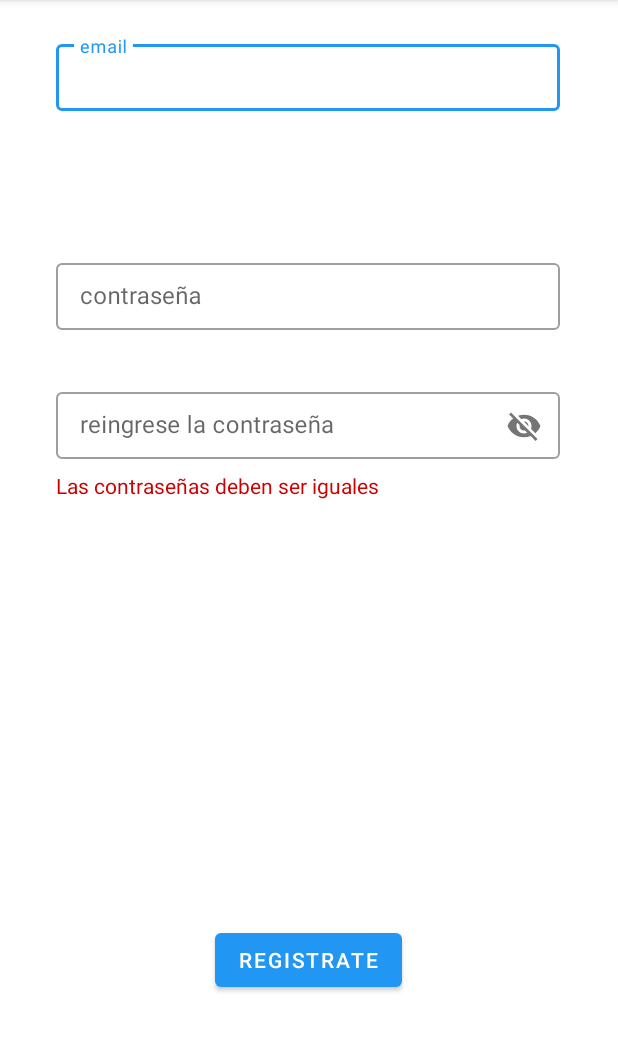
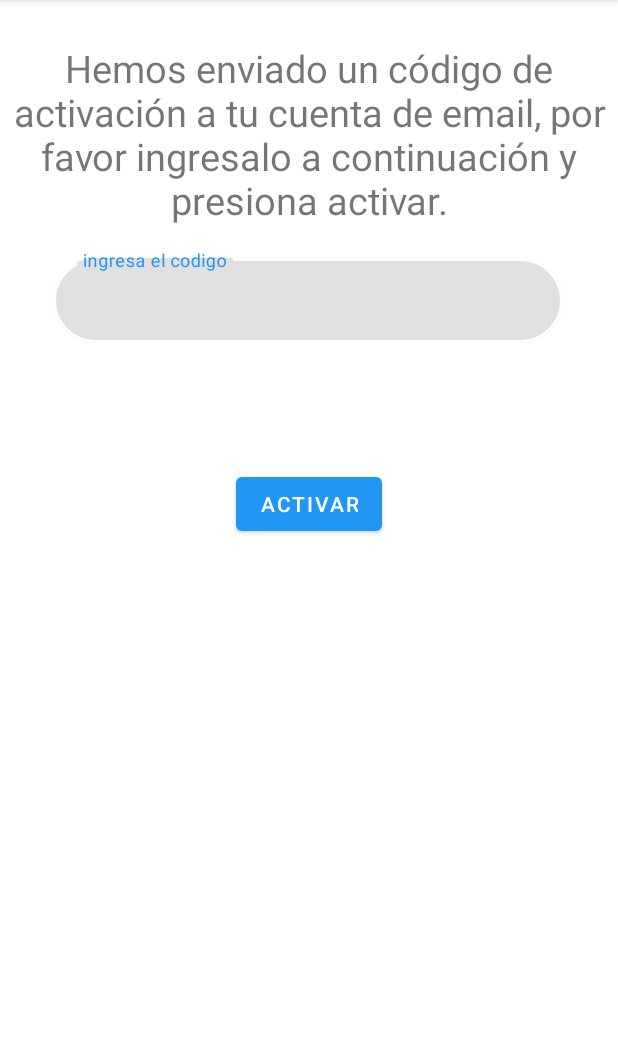
Before and after one commit to marianolop22/aparcar20, an Android app: the RegisterActivity screen opened directly, with no data from a screen before it, after a tap on "REGISTRATE", on a phone screen of 412 x 824 dp, the part 84-1136 px from its top. Run offline under Robolectric (Android 15) with nearby library versions, the phone set to English and light mode, and no system bars.

```diff
--- a/app/src/main/AndroidManifest.xml
+++ b/app/src/main/AndroidManifest.xml
@@ -3,6 +3,7 @@
     package="com.example.aparcar20">
 
     <uses-permission android:name="android.permission.INTERNET" />
+
     <application
         android:allowBackup="true"
         android:icon="@mipmap/ic_launcher"
@@ -10,7 +11,8 @@
         android:roundIcon="@mipmap/ic_launcher_round"
         android:supportsRtl="true"
         android:theme="@style/AppTheme">
-        <activity android:name=".RegisterActivity"></activity>
+        <activity android:name=".ActivateActivity"></activity>
+        <activity android:name=".RegisterActivity" />
         <activity android:name=".MainActivity">
             <intent-filter>
                 <action android:name="android.intent.action.MAIN" />
--- /dev/null
+++ b/app/src/main/java/com/example/aparcar20/ActivateActivity.java
@@ -0,0 +1,18 @@
+package com.example.aparcar20;
+
+import android.support.v7.app.AppCompatActivity;
+import android.os.Bundle;
+
+public class ActivateActivity extends AppCompatActivity {
+
+    @Override
+    protected void onCreate(Bundle savedInstanceState) {
+        super.onCreate(savedInstanceState);
+        setContentView(R.layout.activity_activate);
+    }
+
+    @Override
+    public void onBackPressed() {
+        moveTaskToBack(true);
+    }
+}
--- a/app/src/main/java/com/example/aparcar20/MainActivity.java
+++ b/app/src/main/java/com/example/aparcar20/MainActivity.java
@@ -37,4 +37,9 @@ public class MainActivity extends AppCompatActivity {
         active.setupWithViewPager(welcome, true);
 
     }
+
+    @Override
+    public void onBackPressed() {
+        moveTaskToBack(true);
+    }
 }
--- a/app/src/main/java/com/example/aparcar20/RegisterActivity.java
+++ b/app/src/main/java/com/example/aparcar20/RegisterActivity.java
@@ -1,6 +1,7 @@
 package com.example.aparcar20;
 
 import android.app.Dialog;
+import android.content.Intent;
 import android.support.design.widget.TextInputEditText;
 import android.support.design.widget.TextInputLayout;
 import android.support.v7.app.AlertDialog;
@@ -12,6 +13,7 @@ import android.view.View;
 import android.widget.Button;
 
 import android.widget.TextView;
+import android.widget.Toast;
 
 import com.example.aparcar20.data.User;
 
@@ -30,10 +32,11 @@ public class RegisterActivity extends AppCompatActivity {
     TextInputEditText email;
     TextInputEditText password;
     TextInputEditText rePassword;
-    TextView rePasswordError;
     Button register;
 
     TextInputLayout emailRePasswordLayout;
+
+    TextInputLayout passwordLayout;
 
     AlertDialog.Builder builder;
     Dialog dialog;
@@ -48,11 +51,11 @@ public class RegisterActivity extends AppCompatActivity {
         password = findViewById(R.id.password);
         register = findViewById(R.id.register);
         rePassword = findViewById(R.id.rePassword);
-        rePasswordError = findViewById(R.id.rePasswordError);
+
+        emailRePasswordLayout = findViewById(R.id.rePasswordLayout);
+        passwordLayout = findViewById(R.id.passwordLayout);
 
 
-//        emailRePasswordLayout = findViewById(R.id.emailLayout);
-//        emailRePasswordLayout.setError("error de algo");
 
         //Alerta
         builder = new AlertDialog.Builder(this);
@@ -64,7 +67,7 @@ public class RegisterActivity extends AppCompatActivity {
         register.setOnClickListener(new View.OnClickListener() {
             @Override
             public void onClick(View v) {
-                btnRegisterOnClick ();
+                btnRegisterOnClick ( v );
             }
         });
 
@@ -73,57 +76,80 @@ public class RegisterActivity extends AppCompatActivity {
             public void onFocusChange(View v, boolean hasFocus) {
 
                 if ( (!rePassword.getText().toString().equals("") ) && (!rePassword.getText().equals( password.getText() )) ) {
-                    rePasswordError.setVisibility( View.VISIBLE );
+                    emailRePasswordLayout.setError("las contraseñas deben ser iguales");
                 } else {
-                    rePasswordError.setVisibility( View.GONE );
+                    emailRePasswordLayout.setError(null);
                 }
             }
         });
     }
 
-    public void btnRegisterOnClick () {
+    public void btnRegisterOnClick ( final View v ) {
 
-        if ( rePassword.getText().equals( password.getText() ))  {
-            rePasswordError.setVisibility(View.GONE);
+        Log.i("LOGCAT", rePassword.getText().toString() + " - " + password.getText().toString() );
+
+        if ( !rePassword.getText().toString().equals( password.getText().toString() ))  {
+            emailRePasswordLayout.setError("las contraseñas deben ser iguales");
         } else {
-            rePasswordError.setVisibility( View.VISIBLE );
 
-            MediaType MEDIA_TYPE = MediaType.parse("application/json");
-            User user = new User(email.getText().toString(), password.getText().toString());
+            emailRePasswordLayout.setError(null);
 
-            //okhttp
-            OkHttpClient client = new OkHttpClient();
-            RequestBody body = RequestBody.create(MEDIA_TYPE, user.toJson());
+            Intent intentLogin = new Intent( v.getContext() , ActivateActivity.class );
 
-            Request request = new Request.Builder()
-                    .url("http://www.aparcar.com.ar:8080/aparcar/v1/driver/register")
-                    .post(body)
-                    .header("Accept", "application/json")
-                    .header("Content-Type", "application/json")
-                    .build();
+            startActivity( intentLogin );
+            //finish();
 
-            dialog.show();
-            client.newCall(request).enqueue(new Callback() {
-                @Override
-                public void onFailure(Call call, IOException e) {
-                    e.printStackTrace();
-                    dialog.dismiss();
-                }
 
-                @Override
-                public void onResponse(Call call, final Response response) throws IOException {
-                    if (!response.isSuccessful()) {
-                        throw new IOException("Unexpected code " + response);
-                    } else {
-                        System.out.println(response);
-                    }
-                    dialog.dismiss();
-                }
-
-            });
+//            MediaType MEDIA_TYPE = MediaType.parse("application/json");
+//            User user = new User(email.getText().toString(), password.getText().toString());
+//
+//            //okhttp
+//            OkHttpClient client = new OkHttpClient();
+//            RequestBody body = RequestBody.create(MEDIA_TYPE, user.toJson());
+//
+//            Request request = new Request.Builder()
+//                    .url("http://www.aparcar.com.ar:8080/aparcar/v1/driver/register")
+//                    .post(body)
+//                    .header("Accept", "application/json")
+//                    .header("Content-Type", "application/json")
+//                    .build();
+//
+//            dialog.show();
+//            client.newCall(request).enqueue(new Callback() {
+//                @Override
+//                public void onFailure(Call call, IOException e) {
+//                    e.printStackTrace();
+//                    dialog.dismiss();
+//                }
+//
+//                @Override
+//                public void onResponse(Call call, final Response response) throws IOException {
+//                    dialog.dismiss();
+//
+//                    if (!response.isSuccessful()) {
+//                        throw new IOException("Unexpected code " + response);
+//                    } else {
+//
+//                        System.out.println(response);
+//
+//                        Toast.makeText(v.getContext(), "Registrado de forma exitosa", Toast.LENGTH_SHORT ).show();
+//
+//                        Intent intentLogin = new Intent( v.getContext() , ActivateActivity.class );
+//
+//                        startActivity( intentLogin );
+//
+//
+//                    }
+//
+//                }
+//
+//            });
         }
     }
 
-
+    @Override
+    public void onBackPressed() {
+        moveTaskToBack(true);
+    }
 
 }
--- a/app/src/main/java/com/example/aparcar20/Splash.java
+++ b/app/src/main/java/com/example/aparcar20/Splash.java
@@ -68,11 +68,6 @@ public class Splash extends Fragment {
             public void onClick(View v) {
 
                 Intent intentLogin = new Intent( rootView.getContext() , RegisterActivity.class );
-
-
-                //intentLogin.putExtra("email", email.getText().toString());
-                //intentLogin.putExtra( "password", password.getText().toString());
-
                 startActivity( intentLogin );
 
             }
--- /dev/null
+++ b/app/src/main/res/drawable/ic_visibility_off.xml
@@ -0,0 +1,4 @@
+<vector android:height="24dp" android:viewportHeight="1024"
+    android:viewportWidth="1024" android:width="24dp" xmlns:android="http://schemas.android.com/apk/res/android">
+    <path android:fillColor="#FF000000" android:pathData="M958.1,762.2l-92.62,-124.67c34.07,-31.21 55.71,-67.08 61.08,-105.49 0.16,-0.76 0.26,-1.53 0.31,-2.33 0.02,-0.18 0.05,-0.36 0.07,-0.55l-0.05,0c0,-0.17 0.02,-0.33 0.02,-0.49 0,-8.82 -7.16,-16.01 -16.01,-16.01 -8.85,0 -16.01,7.19 -16.01,16.01 0,0.17 0.02,0.33 0.02,0.49l-0.22,0c-15.72,107.48 -188.41,192.13 -399.11,192.13S112.2,636.64 96.48,529.16l-0.27,0c-0.73,-8.14 -7.58,-14.56 -15.94,-14.56 -8.36,0 -15.2,6.42 -15.94,14.56l-0.09,0c0.02,0.17 0.05,0.33 0.07,0.5 -0.02,0.31 -0.05,0.63 -0.05,0.95 0,1.97 0.37,3.85 1.02,5.59 8.43,49.17 43.52,94.02 97.18,130.02l-90.35,96.29c-4.44,7.63 -1.81,17.45 5.85,21.86 7.66,4.41 17.45,1.78 21.89,-5.85l89.79,-95.69c31.6,17.59 68.1,32.46 108.25,43.94l-45,168.62c-2.28,8.54 2.78,17.33 11.32,19.61 8.54,2.28 17.33,-2.79 19.61,-11.32l45.07,-168.87c46.65,10.84 97.43,17.27 150.69,18.35l0,176.28c0,8.85 7.16,16.01 16.01,16.01 8.85,0 16.01,-7.16 16.01,-16.01L511.6,753.16c58.77,-1.19 114.55,-8.9 165.06,-21.86l53.9,169.99c2.69,8.82 13.1,14.04 23.23,11.7 10.13,-2.38 16.14,-11.45 13.42,-20.26l-54.5,-171.86c50.02,-16.17 93.67,-37.76 128.34,-63.32l89.3,120.19c4.44,7.41 14.23,9.98 21.89,5.69C959.91,779.15 962.51,769.64 958.1,762.2z"/>
+</vector>
--- /dev/null
+++ b/app/src/main/res/drawable/ic_visibility_on.xml
@@ -0,0 +1,4 @@
+<vector android:height="24dp" android:viewportHeight="1024"
+    android:viewportWidth="1452" android:width="24dp" xmlns:android="http://schemas.android.com/apk/res/android">
+    <path android:fillColor="#FF000000" android:pathData="M104.76,748.89c-6.13,0 -12.27,-2.36 -16.99,-7.08 -8.97,-9.44 -8.97,-24.54 0.47,-33.5 86.83,-83.52 189.23,-153.84 295.4,-202.44 122.69,-56.15 249.16,-84.94 376.57,-84.94 257.65,0 464.81,88.72 672.44,287.38 9.44,8.97 9.91,24.07 0.94,33.5 -8.97,9.44 -24.07,9.91 -33.5,0.94 -197.72,-189.7 -394.97,-274.17 -639.41,-274.17 -225.56,0 -458.68,100.04 -639.41,274.17C116.56,746.53 110.42,748.89 104.76,748.89zM763.05,353.92c-13.21,0 -23.59,-10.38 -23.59,-23.59L739.45,50.96c0,-13.21 10.38,-23.59 23.59,-23.59s23.59,10.38 23.59,23.59L786.64,330.32C786.64,343.54 775.79,353.92 763.05,353.92zM448.29,401.11c-9.44,0 -18.4,-5.66 -22.18,-15.1L333.15,148.17c-4.72,-12.27 1.42,-25.95 13.21,-30.67 12.27,-4.72 25.95,1.42 30.67,13.21l92.96,237.83c4.72,12.27 -1.42,25.95 -13.21,30.67C453.96,400.16 451.13,401.11 448.29,401.11zM186.87,557.77c-6.13,0 -12.74,-2.36 -17.46,-7.55L14.16,383.17c-8.97,-9.44 -8.49,-24.54 0.94,-33.5 9.44,-8.97 24.54,-8.49 33.5,0.94l155.72,167.05c8.97,9.44 8.49,24.54 -0.94,33.5C198.67,555.41 193,557.77 186.87,557.77zM748.89,527.57c-61.82,0 -117.97,23.12 -160.44,61.35 57.1,2.83 102.4,50.02 102.4,107.59 0,59.46 -48.13,107.59 -107.59,107.59 -28.79,0 -55.21,-11.33 -74.56,-30.2 2.83,130.24 109.48,235 240.66,235 133.07,0 240.66,-107.59 240.66,-240.66S881.49,527.57 748.89,527.57z"/>
+</vector>
--- /dev/null
+++ b/app/src/main/res/layout/activity_activate.xml
@@ -0,0 +1,61 @@
+<?xml version="1.0" encoding="utf-8"?>
+<android.support.constraint.ConstraintLayout xmlns:android="http://schemas.android.com/apk/res/android"
+    xmlns:app="http://schemas.android.com/apk/res-auto"
+    xmlns:tools="http://schemas.android.com/tools"
+    android:layout_width="match_parent"
+    android:layout_height="match_parent"
+    tools:context=".ActivateActivity">
+
+    <android.support.design.widget.TextInputLayout
+        android:id="@+id/activateCodeLayout"
+        style="@style/Widget.MaterialComponents.TextInputLayout.OutlinedBox"
+        android:layout_width="340dp"
+        android:layout_height="65dp"
+        android:layout_marginTop="16dp"
+        app:boxBackgroundColor="#E0E0E0"
+        app:boxCornerRadiusBottomEnd="50dp"
+        app:boxCornerRadiusBottomStart="50dp"
+        app:boxCornerRadiusTopEnd="50dp"
+        app:boxCornerRadiusTopStart="50dp"
+        app:boxStrokeColor="#FFFFFF"
+
+        app:boxStrokeWidth="0dp"
+        app:layout_constraintEnd_toEndOf="parent"
+        app:layout_constraintHorizontal_bias="0.492"
+        app:layout_constraintStart_toStartOf="parent"
+        app:layout_constraintTop_toBottomOf="@+id/textView">
+
+        <android.support.design.widget.TextInputEditText
+            android:id="@+id/activateCode"
+            android:layout_width="match_parent"
+            android:layout_height="wrap_content"
+            android:hint="@string/activateCodeHint"
+            android:paddingStart="20dp" />
+    </android.support.design.widget.TextInputLayout>
+
+    <Button
+        android:id="@+id/activate"
+        android:layout_width="wrap_content"
+        android:layout_height="wrap_content"
+        android:layout_marginStart="8dp"
+        android:layout_marginTop="80dp"
+        android:layout_marginEnd="8dp"
+        android:text="@string/activate"
+        app:layout_constraintEnd_toEndOf="parent"
+        app:layout_constraintStart_toStartOf="parent"
+        app:layout_constraintTop_toBottomOf="@+id/activateCodeLayout" />
+
+    <TextView
+        android:id="@+id/textView"
+        android:layout_width="wrap_content"
+        android:layout_height="wrap_content"
+        android:layout_marginStart="8dp"
+        android:layout_marginTop="28dp"
+        android:layout_marginEnd="8dp"
+        android:text="@string/activateMessage"
+        android:textAlignment="center"
+        android:textSize="25dp"
+        app:layout_constraintEnd_toEndOf="parent"
+        app:layout_constraintStart_toStartOf="parent"
+        app:layout_constraintTop_toTopOf="parent" />
+</android.support.constraint.ConstraintLayout>
--- a/app/src/main/res/layout/activity_register.xml
+++ b/app/src/main/res/layout/activity_register.xml
@@ -12,8 +12,18 @@
         android:id="@+id/emailLayout"
         style="@style/Widget.MaterialComponents.TextInputLayout.OutlinedBox"
         android:layout_width="336dp"
-        android:layout_height="50dp"
+        android:layout_height="wrap_content"
         android:layout_marginTop="24dp"
+        app:boxBackgroundColor="#E0E0E0"
+        app:boxCornerRadiusBottomEnd="50dp"
+        app:boxCornerRadiusBottomStart="50dp"
+        app:boxCornerRadiusTopEnd="50dp"
+        app:boxCornerRadiusTopStart="50dp"
+        app:boxStrokeColor="#FFFFFF"
+        app:boxStrokeWidth="0dp"
+        app:errorEnabled="true"
+        app:helperText="campo requerido"
+        app:helperTextEnabled="true"
         app:layout_constraintEnd_toEndOf="parent"
         app:layout_constraintHorizontal_bias="0.493"
         app:layout_constraintStart_toStartOf="parent"
@@ -23,25 +33,36 @@
             android:id="@+id/email"
             android:layout_width="match_parent"
             android:layout_height="wrap_content"
-            android:hint="@string/emailHint" />
+            android:hint="@string/emailHint"
+            android:inputType="textEmailAddress"
+            android:paddingStart="20dp" />
     </android.support.design.widget.TextInputLayout>
 
     <android.support.design.widget.TextInputLayout
         android:id="@+id/passwordLayout"
         style="@style/Widget.MaterialComponents.TextInputLayout.OutlinedBox"
         android:layout_width="336dp"
-        android:layout_height="50dp"
-        android:layout_marginTop="96dp"
+        android:layout_height="wrap_content"
+        android:layout_marginTop="40dp"
+
+        app:boxCornerRadiusBottomEnd="50dp"
+        app:boxCornerRadiusBottomStart="50dp"
+        app:boxCornerRadiusTopEnd="50dp"
+        app:boxCornerRadiusTopStart="50dp"
         app:layout_constraintEnd_toEndOf="parent"
         app:layout_constraintHorizontal_bias="0.493"
         app:layout_constraintStart_toStartOf="parent"
-        app:layout_constraintTop_toBottomOf="@+id/emailLayout">
+        app:layout_constraintTop_toBottomOf="@+id/emailLayout"
+        app:passwordToggleDrawable="@drawable/visibility"
+        app:passwordToggleEnabled="true">
 
         <android.support.design.widget.TextInputEditText
             android:id="@+id/password"
             android:layout_width="match_parent"
             android:layout_height="wrap_content"
-            android:hint="@string/passwordHint" />
+            android:hint="@string/passwordHint"
+            android:inputType="textPassword|textWebPassword"
+            android:paddingStart="20dp" />
     </android.support.design.widget.TextInputLayout>
     <!--<com.google.android.material.textfield.TextInputLayout-->
         <!--style="@style/Widget.MaterialComponents.TextInputLayout.OutlinedBox"-->
@@ -111,34 +132,28 @@
         android:id="@+id/rePasswordLayout"
         style="@style/Widget.MaterialComponents.TextInputLayout.OutlinedBox"
         android:layout_width="336dp"
-        android:layout_height="50dp"
+        android:layout_height="wrap_content"
         android:layout_marginStart="8dp"
-        android:layout_marginTop="36dp"
+        android:layout_marginTop="16dp"
         android:layout_marginEnd="8dp"
         app:errorEnabled="true"
         app:layout_constraintEnd_toEndOf="parent"
         app:layout_constraintHorizontal_bias="0.491"
         app:layout_constraintStart_toStartOf="parent"
         app:layout_constraintTop_toBottomOf="@+id/passwordLayout"
+        app:boxCornerRadiusBottomEnd="50dp"
+        app:boxCornerRadiusBottomStart="50dp"
+        app:boxCornerRadiusTopEnd="50dp"
+        app:boxCornerRadiusTopStart="50dp"
         app:passwordToggleEnabled="true">
 
         <android.support.design.widget.TextInputEditText
             android:id="@+id/rePassword"
             android:layout_width="match_parent"
             android:layout_height="wrap_content"
-            android:hint="@string/rePasswordHint" />
+            android:hint="@string/rePasswordHint"
+            android:paddingStart="20dp"/>
     </android.support.design.widget.TextInputLayout>
-
-    <TextView
-        android:id="@+id/rePasswordError"
-        android:layout_width="wrap_content"
-        android:layout_height="wrap_content"
-        android:layout_marginTop="8dp"
-        android:text="@string/rePasswordError"
-        android:textColor="@android:color/holo_red_dark"
-        android:visibility="gone"
-        app:layout_constraintStart_toStartOf="@+id/rePasswordLayout"
-        app:layout_constraintTop_toBottomOf="@+id/rePasswordLayout" />
 
     <Button
         android:id="@+id/register"
@@ -146,12 +161,30 @@
         android:layout_height="wrap_content"
         android:layout_marginStart="8dp"
         android:layout_marginEnd="8dp"
-        android:layout_marginBottom="104dp"
+        android:layout_marginBottom="40dp"
         android:text="@string/register"
         app:layout_constraintBottom_toBottomOf="parent"
         app:layout_constraintEnd_toEndOf="parent"
         app:layout_constraintHorizontal_bias="0.498"
         app:layout_constraintStart_toStartOf="parent" />
 
+    <EditText
+        android:id="@+id/editText"
+        android:layout_width="220dp"
+        android:layout_height="wrap_content"
+        android:layout_marginStart="8dp"
+        android:layout_marginTop="32dp"
+        android:layout_marginEnd="8dp"
+        android:background="@drawable/rounded_edittext"
+        android:ems="10"
+
+
+        android:inputType="textEmailAddress"
+        android:paddingStart="20dp"
+        android:paddingEnd="20dp"
+        app:layout_constraintEnd_toEndOf="parent"
+        app:layout_constraintStart_toStartOf="parent"
+        app:layout_constraintTop_toBottomOf="@+id/rePasswordLayout" />
+
 
 </android.support.constraint.ConstraintLayout>
--- a/app/src/main/res/values/strings.xml
+++ b/app/src/main/res/values/strings.xml
@@ -10,5 +10,10 @@
     <string name="passwordHint">contraseña</string>
     <string name="rePasswordHint">reingrese la contraseña</string>
     <string name="rePasswordError">Las contraseñas deben ser iguales</string>
+    <string name="activateCodeHint">ingresa el codigo</string>
+    <string name="activate">Activar</string>
+    <string name="activateMessage">Hemos enviado un código de activación a tu cuenta de email, por favor ingresalo a continuación y presiona activar.</string>
+
+
 
 </resources>
```
Also changed, not shown: app/src/main/res/drawable/rounded_edittext.xml (added, +12 -0 lines), app/src/main/res/drawable/visibility.xml (added, +10 -0 lines).
